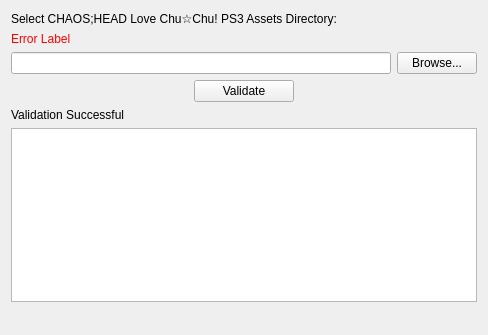
The window that installer/packages/com.committeeofzero.chlcc.ps3.assets/meta/page.ui (CommitteeOfZero/dirac-sea) describes before a commit, drawn with Qt 5.
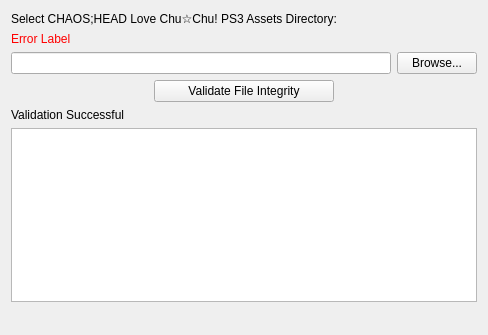
The same window after the commit.

Commit message: Reword button, clear copyFiles when resetting

What changed in the file:
```diff
--- a/installer/packages/com.committeeofzero.chlcc.ps3.assets/meta/page.ui
+++ b/installer/packages/com.committeeofzero.chlcc.ps3.assets/meta/page.ui
@@ -51,12 +51,12 @@
       <widget class="QPushButton" name="validateButton">
        <property name="maximumSize">
         <size>
-         <width>100</width>
+         <width>180</width>
          <height>16777215</height>
         </size>
        </property>
        <property name="text">
-        <string>Validate</string>
+        <string>Validate File Integrity</string>
        </property>
       </widget>
      </item>
```
The commit also changes 3 other files.
